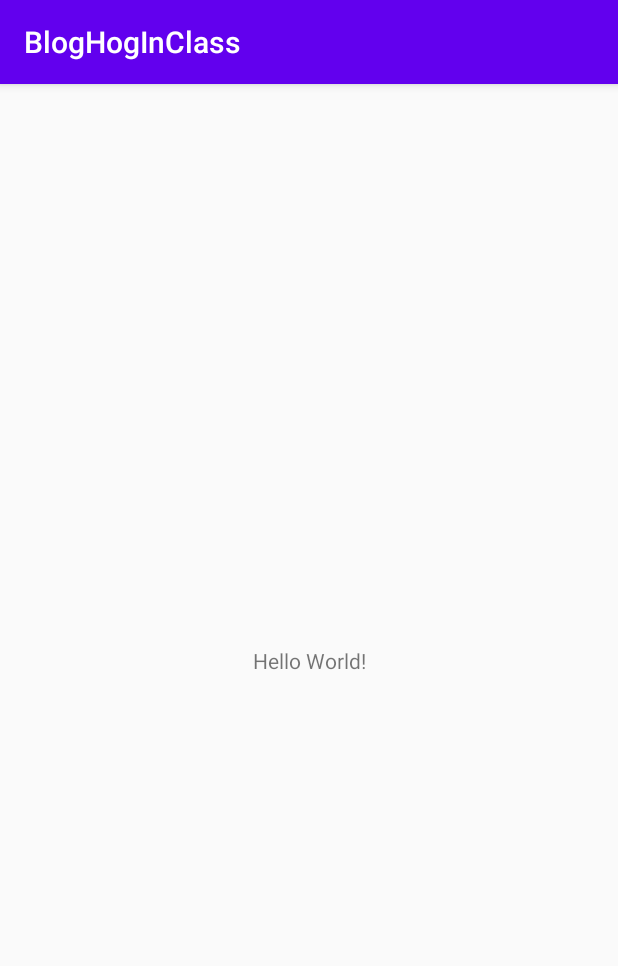
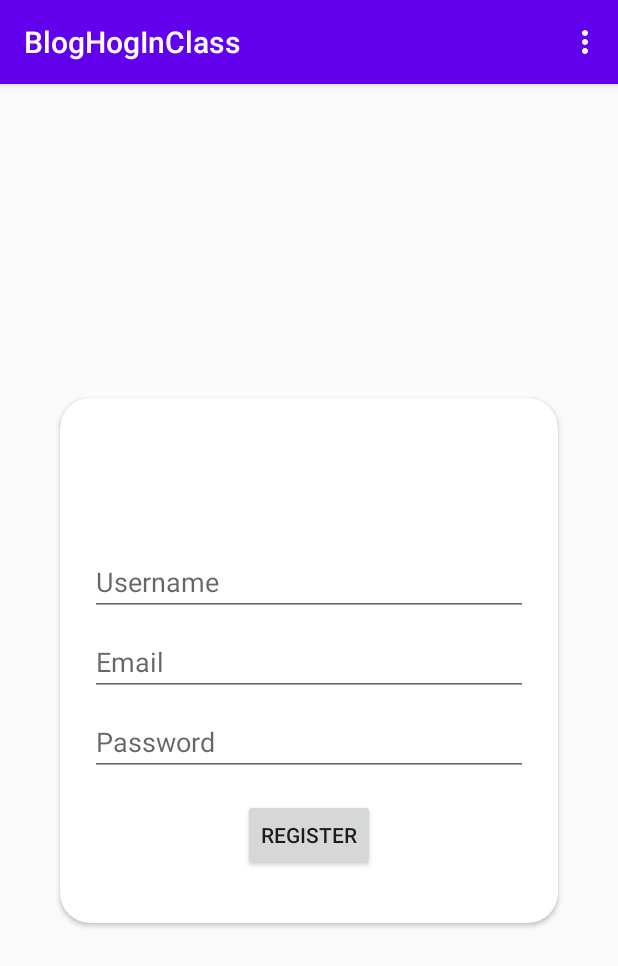
Before and after one commit to RuanOW/bloghoginclass, an Android app: the screen it shows after launch (MainActivity), on a phone screen of 412 x 824 dp. Shown: the top 966 px of the screen. Run offline under Robolectric (Android 15) with nearby library versions, the phone set to English and light mode, and no system bars; our stand-ins replace Firebase (no records; nobody signed in at launch, a user with empty details on screens opened directly), data binding.

```diff
--- /dev/null
+++ b/app/src/main/java/com/example/bloghoginclass/HomeFragment.kt
@@ -0,0 +1,38 @@
+package com.example.bloghoginclass
+
+import android.os.Bundle
+import android.util.Log
+import androidx.fragment.app.Fragment
+import android.view.LayoutInflater
+import android.view.View
+import android.view.ViewGroup
+import androidx.navigation.fragment.findNavController
+import com.google.firebase.auth.FirebaseAuth
+import com.google.firebase.auth.ktx.auth
+import com.google.firebase.ktx.Firebase
+
+
+class HomeFragment : Fragment() {
+
+    private lateinit var auth: FirebaseAuth
+
+    override fun onCreateView(
+        inflater: LayoutInflater, container: ViewGroup?,
+        savedInstanceState: Bundle?
+    ): View? {
+        // Inflate the layout for this fragment
+        auth = Firebase.auth
+
+        auth.addAuthStateListener { firebaseAuth ->
+            val firebaseUser = firebaseAuth.currentUser
+            if (firebaseUser == null) {
+                Log.d("Authentication", "This user is not logged in")
+                findNavController().navigate(R.id.action_homeFragment_to_registerFragment2)
+            }
+        }
+
+        return inflater.inflate(R.layout.fragment_home, container, false)
+
+    }
+
+}
--- a/app/src/main/java/com/example/bloghoginclass/MainActivity.kt
+++ b/app/src/main/java/com/example/bloghoginclass/MainActivity.kt
@@ -2,10 +2,42 @@ package com.example.bloghoginclass
 
 import androidx.appcompat.app.AppCompatActivity
 import android.os.Bundle
+import android.util.Log
+import android.view.Menu
+import android.view.MenuItem
+import android.widget.Toast
+import com.google.firebase.auth.FirebaseAuth
+import com.google.firebase.auth.ktx.auth
+import com.google.firebase.ktx.Firebase
 
 class MainActivity : AppCompatActivity() {
+
+    private lateinit var auth: FirebaseAuth
+
     override fun onCreate(savedInstanceState: Bundle?) {
         super.onCreate(savedInstanceState)
         setContentView(R.layout.activity_main)
+        auth = Firebase.auth
     }
+
+    override fun onCreateOptionsMenu(menu: Menu?): Boolean {
+        val inflater = menuInflater
+        inflater.inflate(R.menu.main_menu, menu)
+        return super.onCreateOptionsMenu(menu)
+    }
+
+    override fun onOptionsItemSelected(item: MenuItem): Boolean {
+        when(item.itemId) {
+            R.id.logout_btn -> {
+                auth.signOut()
+                Toast.makeText(this, "Logged out", Toast.LENGTH_SHORT)
+                Log.d("Authentication", "The user was logged out")
+                return true
+            }
+            else -> {
+                return super.onOptionsItemSelected(item)
+            }
+        }
+    }
+
 }
--- /dev/null
+++ b/app/src/main/java/com/example/bloghoginclass/RegisterFragment.kt
@@ -0,0 +1,69 @@
+package com.example.bloghoginclass
+
+import android.os.Bundle
+import android.util.Log
+import androidx.fragment.app.Fragment
+import android.view.LayoutInflater
+import android.view.View
+import android.view.ViewGroup
+import android.widget.Toast
+import androidx.databinding.DataBindingUtil
+import androidx.navigation.fragment.findNavController
+import com.example.bloghoginclass.databinding.FragmentRegisterBinding
+import com.google.android.gms.tasks.Task
+import com.google.firebase.auth.AuthResult
+import com.google.firebase.auth.FirebaseAuth
+import com.google.firebase.auth.ktx.auth
+import com.google.firebase.firestore.FirebaseFirestore
+import com.google.firebase.firestore.ktx.firestore
+import com.google.firebase.ktx.Firebase
+import kotlinx.android.synthetic.main.fragment_register.*
+
+
+class RegisterFragment : Fragment() {
+
+    private lateinit var auth: FirebaseAuth
+    private lateinit var binding: FragmentRegisterBinding
+    private lateinit var db: FirebaseFirestore
+
+    override fun onCreateView(
+        inflater: LayoutInflater, container: ViewGroup?,
+        savedInstanceState: Bundle?
+    ): View? {
+        auth = Firebase.auth
+        db = Firebase.firestore
+        binding = DataBindingUtil.inflate(inflater, R.layout.fragment_register, container, false)
+
+        binding.registerSubmit.setOnClickListener {
+            auth.createUserWithEmailAndPassword(binding.registerEmail.text.toString().trim(), binding.registerPassword.text.toString().trim())
+                .addOnCompleteListener { it: Task<AuthResult> ->
+                    if(!it.isSuccessful) return@addOnCompleteListener
+
+                    Log.d("Authentication", "The user was create successfully")
+                    val uid = FirebaseAuth.getInstance().uid ?: ""
+                    val user = hashMapOf(
+                        "username" to registerUsername.text.toString(),
+                        "email" to registerEmail.text.toString()
+                    )
+                    db.collection("users")
+                        .document(uid)
+                        .set(user)
+                        .addOnSuccessListener {
+                            Log.d("Authentication", "The user was create successfully")
+                            findNavController().navigate(R.id.action_registerFragment_to_homeFragment)
+                        }
+                        .addOnFailureListener {
+                            Log.d("Authentication", "Saving user to Database Failed: ${it.message}")
+                        }
+
+                }
+                .addOnFailureListener {
+                    Log.d("Authentication", "The registration failed ${it.message}")
+                    Toast.makeText(context, "The registration failed ${it.message}", Toast.LENGTH_SHORT).show()
+                }
+        }
+
+        return binding.root
+    }
+
+}
--- a/app/src/main/res/layout/activity_main.xml
+++ b/app/src/main/res/layout/activity_main.xml
@@ -6,13 +6,12 @@
     android:layout_height="match_parent"
     tools:context=".MainActivity">
 
-    <TextView
-        android:layout_width="wrap_content"
-        android:layout_height="wrap_content"
-        android:text="Hello World!"
-        app:layout_constraintBottom_toBottomOf="parent"
-        app:layout_constraintLeft_toLeftOf="parent"
-        app:layout_constraintRight_toRightOf="parent"
-        app:layout_constraintTop_toTopOf="parent" />
+    <androidx.fragment.app.FragmentContainerView
+        android:id="@+id/myNavHostFragment"
+        android:name="androidx.navigation.fragment.NavHostFragment"
+        android:layout_width="match_parent"
+        android:layout_height="match_parent"
+        app:navGraph="@navigation/navigation"
+        app:defaultNavHost="true" />
 
 </androidx.constraintlayout.widget.ConstraintLayout>
--- /dev/null
+++ b/app/src/main/res/layout/fragment_register.xml
@@ -0,0 +1,86 @@
+<?xml version="1.0" encoding="utf-8"?>
+
+<layout xmlns:android="http://schemas.android.com/apk/res/android"
+    xmlns:app="http://schemas.android.com/apk/res-auto"
+    xmlns:tools="http://schemas.android.com/tools"
+    tools:context=".RegisterFragment">
+
+    <androidx.constraintlayout.widget.ConstraintLayout
+        android:id="@+id/registerLayout"
+        android:layout_width="match_parent"
+        android:layout_height="match_parent"
+        >
+
+        <androidx.cardview.widget.CardView
+            android:layout_width="match_parent"
+            android:layout_height="350dp"
+            android:layout_margin="40dp"
+            app:layout_constraintBottom_toBottomOf="parent"
+            app:layout_constraintEnd_toEndOf="parent"
+            app:layout_constraintStart_toStartOf="parent"
+            app:layout_constraintTop_toTopOf="parent"
+            app:cardCornerRadius="20dp"
+            >
+
+            <androidx.constraintlayout.widget.ConstraintLayout
+                android:layout_width="match_parent"
+                android:layout_height="match_parent"
+                android:padding="20dp">
+
+                <EditText
+                    android:id="@+id/registerUsername"
+                    android:layout_width="match_parent"
+                    android:layout_height="wrap_content"
+                    android:layout_marginTop="80dp"
+                    android:ems="10"
+                    android:hint="Username"
+                    android:inputType="textPersonName"
+                    app:layout_constraintEnd_toEndOf="parent"
+                    app:layout_constraintStart_toStartOf="parent"
+                    app:layout_constraintTop_toTopOf="parent" />
+
+                <EditText
+                    android:id="@+id/registerEmail"
+                    android:layout_width="match_parent"
+                    android:layout_height="wrap_content"
+                    android:layout_marginTop="8dp"
+                    android:ems="10"
+                    android:hint="Email"
+                    android:inputType="textEmailAddress"
+                    app:layout_constraintEnd_toEndOf="@+id/registerUsername"
+                    app:layout_constraintStart_toStartOf="@+id/registerUsername"
+                    app:layout_constraintTop_toBottomOf="@+id/registerUsername" />
+
+                <EditText
+                    android:id="@+id/registerPassword"
+                    android:layout_width="match_parent"
+                    android:layout_height="wrap_content"
+                    android:layout_marginTop="8dp"
+                    android:ems="10"
+                    android:hint="Password"
+                    android:inputType="textPassword"
+                    app:layout_constraintEnd_toEndOf="@+id/registerEmail"
+                    app:layout_constraintStart_toStartOf="@+id/registerEmail"
+                    app:layout_constraintTop_toBottomOf="@+id/registerEmail" />
+
+                <Button
+                    android:id="@+id/registerSubmit"
+                    android:layout_width="wrap_content"
+                    android:layout_height="wrap_content"
+                    android:text="Register"
+                    app:layout_constraintBottom_toBottomOf="parent"
+                    app:layout_constraintEnd_toEndOf="parent"
+                    app:layout_constraintStart_toStartOf="parent"
+                    app:layout_constraintTop_toBottomOf="@+id/registerPassword" />
+
+            </androidx.constraintlayout.widget.ConstraintLayout>
+
+
+
+
+
+        </androidx.cardview.widget.CardView>
+
+
+    </androidx.constraintlayout.widget.ConstraintLayout>
+</layout>
--- /dev/null
+++ b/app/src/main/res/menu/main_menu.xml
@@ -0,0 +1,8 @@
+<?xml version="1.0" encoding="utf-8"?>
+<menu xmlns:android="http://schemas.android.com/apk/res/android">
+
+    <item
+        android:id="@+id/logout_btn"
+        android:title="Logout" />
+
+</menu>
--- /dev/null
+++ b/app/src/main/res/navigation/navigation.xml
@@ -0,0 +1,26 @@
+<?xml version="1.0" encoding="utf-8"?>
+<navigation xmlns:android="http://schemas.android.com/apk/res/android"
+    xmlns:app="http://schemas.android.com/apk/res-auto"
+    xmlns:tools="http://schemas.android.com/tools"
+    android:id="@+id/navigation"
+    app:startDestination="@id/homeFragment">
+
+    <fragment
+        android:id="@+id/homeFragment"
+        android:name="com.example.bloghoginclass.HomeFragment"
+        android:label="fragment_home"
+        tools:layout="@layout/fragment_home" >
+        <action
+            android:id="@+id/action_homeFragment_to_registerFragment2"
+            app:destination="@id/registerFragment" />
+    </fragment>
+    <fragment
+        android:id="@+id/registerFragment"
+        android:name="com.example.bloghoginclass.RegisterFragment"
+        android:label="fragment_register"
+        tools:layout="@layout/fragment_register" >
+        <action
+            android:id="@+id/action_registerFragment_to_homeFragment"
+            app:destination="@id/homeFragment" />
+    </fragment>
+</navigation>
--- a/app/src/main/res/values/strings.xml
+++ b/app/src/main/res/values/strings.xml
@@ -1,3 +1,5 @@
 <resources>
     <string name="app_name">BlogHogInClass</string>
+    <!-- TODO: Remove or change this placeholder text -->
+    <string name="hello_blank_fragment">Hello blank fragment</string>
 </resources>
```
Also changed, not shown: app/build.gradle (+49 -0 lines), app/src/main/java/com/example/bloghoginclass/LoginFragment.kt (added, +18 -0 lines), app/src/main/res/layout/fragment_home.xml (added, +25 -0 lines), app/src/main/res/layout/fragment_login.xml (added, +14 -0 lines), build.gradle (+12 -2 lines), 1 other file.
